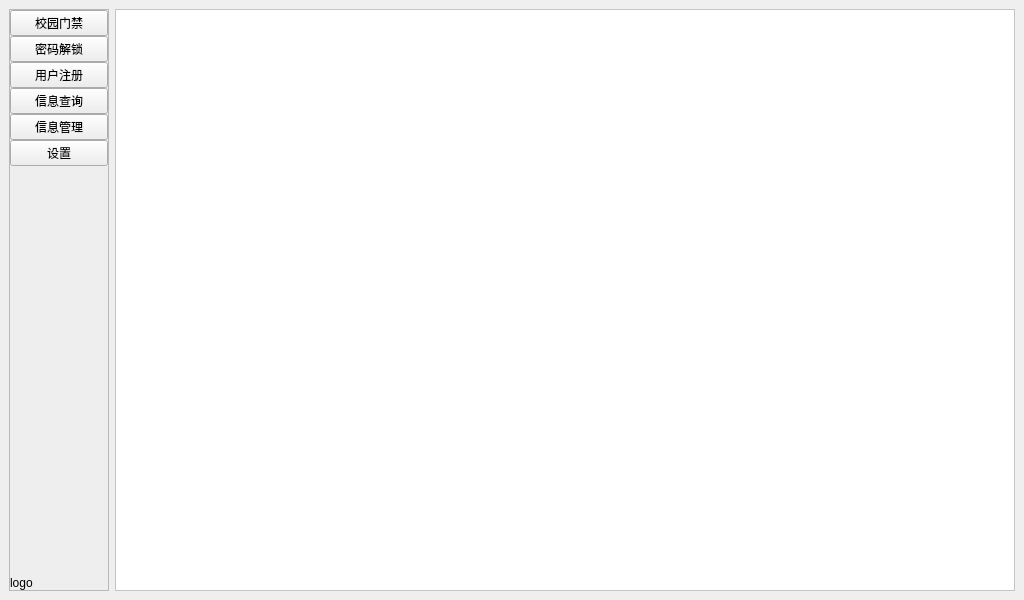
Old version of the form others/ui/mainwindow.ui in the repository haonanzhang314/python-opencv.
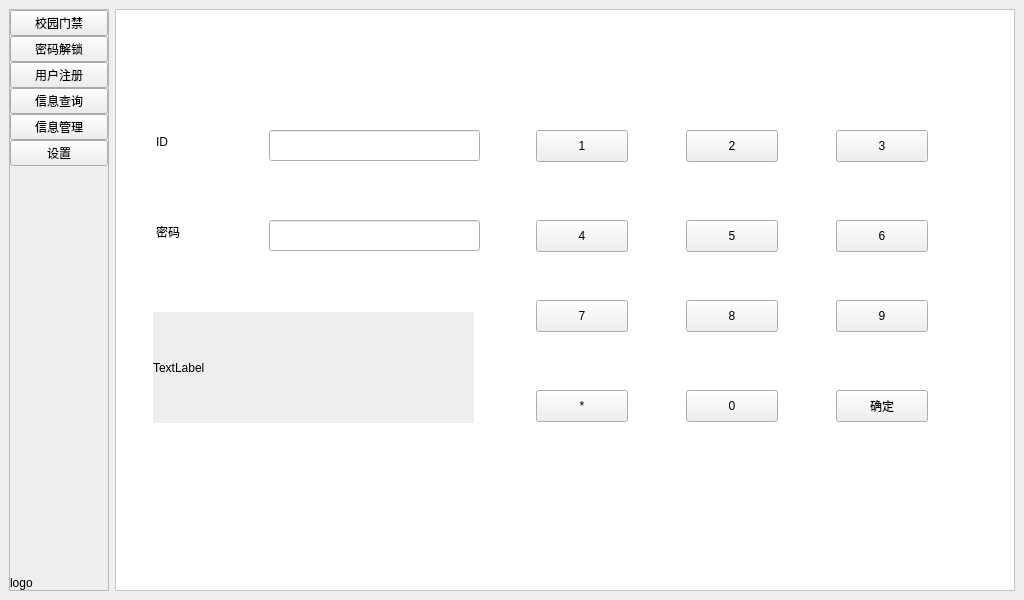
New version of the form. The open tabs and pages were chosen to show the change.

```diff
--- a/others/ui/mainwindow.ui
+++ b/others/ui/mainwindow.ui
@@ -20,8 +20,8 @@
    <string>MainWindow</string>
   </property>
   <widget class="QWidget" name="centralwidget">
-   <layout class="QGridLayout" name="gridLayout_5">
-    <item row="0" column="0">
+   <layout class="QHBoxLayout" name="horizontalLayout">
+    <item>
      <widget class="QFrame" name="menu">
       <property name="maximumSize">
        <size>
@@ -131,7 +131,7 @@
       </layout>
      </widget>
     </item>
-    <item row="0" column="1">
+    <item>
      <widget class="QFrame" name="frame_content">
       <property name="maximumSize">
        <size>
@@ -288,7 +288,226 @@
            </item>
           </layout>
          </widget>
-         <widget class="QWidget" name="main_password"/>
+         <widget class="QWidget" name="main_password">
+          <widget class="QLineEdit" name="password_lineEdit_id">
+           <property name="geometry">
+            <rect>
+             <x>153</x>
+             <y>120</y>
+             <width>211</width>
+             <height>31</height>
+            </rect>
+           </property>
+          </widget>
+          <widget class="QPushButton" name="password_pushButton_1">
+           <property name="geometry">
+            <rect>
+             <x>420</x>
+             <y>120</y>
+             <width>92</width>
+             <height>32</height>
+            </rect>
+           </property>
+           <property name="text">
+            <string>1</string>
+           </property>
+          </widget>
+          <widget class="QPushButton" name="password_pushButton_2">
+           <property name="geometry">
+            <rect>
+             <x>570</x>
+             <y>120</y>
+             <width>92</width>
+             <height>32</height>
+            </rect>
+           </property>
+           <property name="text">
+            <string>2</string>
+           </property>
+          </widget>
+          <widget class="QPushButton" name="password_pushButton_3">
+           <property name="geometry">
+            <rect>
+             <x>720</x>
+             <y>120</y>
+             <width>92</width>
+             <height>32</height>
+            </rect>
+           </property>
+           <property name="text">
+            <string>3</string>
+           </property>
+          </widget>
+          <widget class="QPushButton" name="password_pushButton_4">
+           <property name="geometry">
+            <rect>
+             <x>420</x>
+             <y>210</y>
+             <width>92</width>
+             <height>32</height>
+            </rect>
+           </property>
+           <property name="text">
+            <string>4</string>
+           </property>
+          </widget>
+          <widget class="QPushButton" name="password_pushButton_5">
+           <property name="geometry">
+            <rect>
+             <x>570</x>
+             <y>210</y>
+             <width>92</width>
+             <height>32</height>
+            </rect>
+           </property>
+           <property name="text">
+            <string>5</string>
+           </property>
+          </widget>
+          <widget class="QPushButton" name="password_pushButton_6">
+           <property name="geometry">
+            <rect>
+             <x>720</x>
+             <y>210</y>
+             <width>92</width>
+             <height>32</height>
+            </rect>
+           </property>
+           <property name="text">
+            <string>6</string>
+           </property>
+          </widget>
+          <widget class="QPushButton" name="password_pushButton_7">
+           <property name="geometry">
+            <rect>
+             <x>420</x>
+             <y>290</y>
+             <width>92</width>
+             <height>32</height>
+            </rect>
+           </property>
+           <property name="text">
+            <string>7</string>
+           </property>
+          </widget>
+          <widget class="QPushButton" name="password_pushButton_8">
+           <property name="geometry">
+            <rect>
+             <x>570</x>
+             <y>290</y>
+             <width>92</width>
+             <height>32</height>
+            </rect>
+           </property>
+           <property name="text">
+            <string>8</string>
+           </property>
+          </widget>
+          <widget class="QPushButton" name="password_pushButton_9">
+           <property name="geometry">
+            <rect>
+             <x>720</x>
+             <y>290</y>
+             <width>92</width>
+             <height>32</height>
+            </rect>
+           </property>
+           <property name="text">
+            <string>9</string>
+           </property>
+          </widget>
+          <widget class="QPushButton" name="password_pushButton_x">
+           <property name="geometry">
+            <rect>
+             <x>420</x>
+             <y>380</y>
+             <width>92</width>
+             <height>32</height>
+            </rect>
+           </property>
+           <property name="text">
+            <string>*</string>
+           </property>
+          </widget>
+          <widget class="QPushButton" name="password_pushButton_0">
+           <property name="geometry">
+            <rect>
+             <x>570</x>
+             <y>380</y>
+             <width>92</width>
+             <height>32</height>
+            </rect>
+           </property>
+           <property name="text">
+            <string>0</string>
+           </property>
+          </widget>
+          <widget class="QPushButton" name="password_pushButton_enter">
+           <property name="geometry">
+            <rect>
+             <x>720</x>
+             <y>380</y>
+             <width>92</width>
+             <height>32</height>
+            </rect>
+           </property>
+           <property name="text">
+            <string>确定</string>
+           </property>
+          </widget>
+          <widget class="QLineEdit" name="password_lineEdit_passwd">
+           <property name="geometry">
+            <rect>
+             <x>153</x>
+             <y>210</y>
+             <width>211</width>
+             <height>31</height>
+            </rect>
+           </property>
+          </widget>
+          <widget class="QLabel" name="label">
+           <property name="geometry">
+            <rect>
+             <x>40</x>
+             <y>120</y>
+             <width>71</width>
+             <height>23</height>
+            </rect>
+           </property>
+           <property name="text">
+            <string>ID</string>
+           </property>
+          </widget>
+          <widget class="QLabel" name="label_2">
+           <property name="geometry">
+            <rect>
+             <x>40</x>
+             <y>210</y>
+             <width>71</width>
+             <height>23</height>
+            </rect>
+           </property>
+           <property name="text">
+            <string>密码</string>
+           </property>
+          </widget>
+          <widget class="QLabel" name="password_label_image">
+           <property name="geometry">
+            <rect>
+             <x>37</x>
+             <y>302</y>
+             <width>321</width>
+             <height>111</height>
+            </rect>
+           </property>
+           <property name="styleSheet">
+            <string notr="true">QLabel{ background-color : rgb(238, 238, 238)}</string>
+           </property>
+           <property name="text">
+            <string>TextLabel</string>
+           </property>
+          </widget>
+         </widget>
          <widget class="QWidget" name="main_register">
           <widget class="QFrame" name="register_video_frame">
            <property name="geometry">
@@ -442,90 +661,63 @@
            </item>
            <item>
             <widget class="QWidget" name="widget" native="true">
-             <property name="maximumSize">
-              <size>
-               <width>700</width>
-               <height>16777215</height>
-              </size>
-             </property>
-             <property name="styleSheet">
-              <string notr="true">QWidget { background-color : rgb(238, 238, 238)}</string>
-             </property>
-             <layout class="QHBoxLayout" name="horizontalLayout">
-              <item>
-               <widget class="QLabel" name="label">
-                <property name="text">
-                 <string>TextLabel</string>
-                </property>
-               </widget>
-              </item>
-              <item>
-               <widget class="QLineEdit" name="lineEdit"/>
-              </item>
-             </layout>
+             <widget class="QLineEdit" name="search_lineEdit_input">
+              <property name="geometry">
+               <rect>
+                <x>370</x>
+                <y>70</y>
+                <width>191</width>
+                <height>31</height>
+               </rect>
+              </property>
+              <property name="text">
+               <string/>
+              </property>
+             </widget>
+             <widget class="QPushButton" name="search_pushButton">
+              <property name="geometry">
+               <rect>
+                <x>690</x>
+                <y>70</y>
+                <width>92</width>
+                <height>32</height>
+               </rect>
+              </property>
+              <property name="text">
+               <string>搜索</string>
+              </property>
+             </widget>
+             <widget class="QLabel" name="label_3">
+              <property name="geometry">
+               <rect>
+                <x>117</x>
+                <y>72</y>
+                <width>131</width>
+                <height>31</height>
+               </rect>
+              </property>
+              <property name="text">
+               <string>ID</string>
+              </property>
+             </widget>
+             <widget class="QLabel" name="label_4">
+              <property name="geometry">
+               <rect>
+                <x>110</x>
+                <y>150</y>
+                <width>671</width>
+                <height>351</height>
+               </rect>
+              </property>
+              <property name="styleSheet">
+               <string notr="true">QLabel{ background-color : rgb(238, 238, 238)}</string>
+              </property>
+              <property name="text">
+               <string>TextLabel</string>
+              </property>
+             </widget>
             </widget>
            </item>
-           <item>
-            <spacer name="verticalSpacer_8">
-             <property name="orientation">
-              <enum>Qt::Vertical</enum>
-             </property>
-             <property name="sizeHint" stdset="0">
-              <size>
-               <width>20</width>
-               <height>40</height>
-              </size>
-             </property>
-            </spacer>
-           </item>
-           <item>
-            <widget class="QWidget" name="widget_2" native="true">
-             <property name="maximumSize">
-              <size>
-               <width>700</width>
-               <height>500</height>
-              </size>
-             </property>
-             <property name="styleSheet">
-              <string notr="true">QWidget { background-color : rgb(238, 238, 238)}</string>
-             </property>
-             <layout class="QGridLayout" name="gridLayout_10">
-              <item row="0" column="0">
-               <widget class="QLabel" name="label_2">
-                <property name="text">
-                 <string>TextLabel</string>
-                </property>
-               </widget>
-              </item>
-              <item row="1" column="0">
-               <spacer name="verticalSpacer_11">
-                <property name="orientation">
-                 <enum>Qt::Vertical</enum>
-                </property>
-                <property name="sizeHint" stdset="0">
-                 <size>
-                  <width>20</width>
-                  <height>40</height>
-                 </size>
-                </property>
-               </spacer>
-              </item>
-             </layout>
-            </widget>
-           </item>
-           <item>
-            <spacer name="verticalSpacer_10">
-             <property name="orientation">
-              <enum>Qt::Vertical</enum>
-             </property>
-             <property name="sizeHint" stdset="0">
-              <size>
-               <width>20</width>
-               <height>40</height>
-              </size>
-             </property>
-            </spacer>
-           </item>
           </layout>
          </widget>
          <widget class="QWidget" name="main_manage">
```
Left out of the diff: 31 changed lines with no effect on the pictures.
